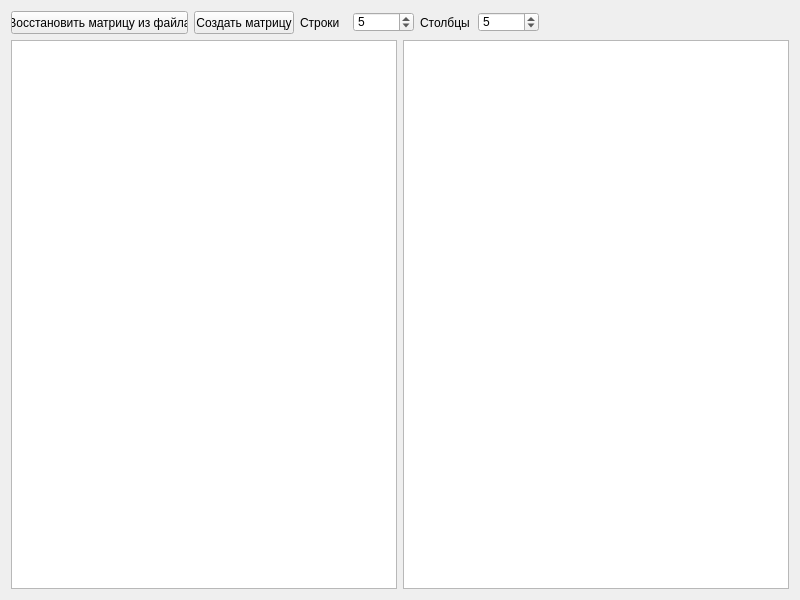
Qt form mainwindow.ui (MZKey/RandArray) before a commit.
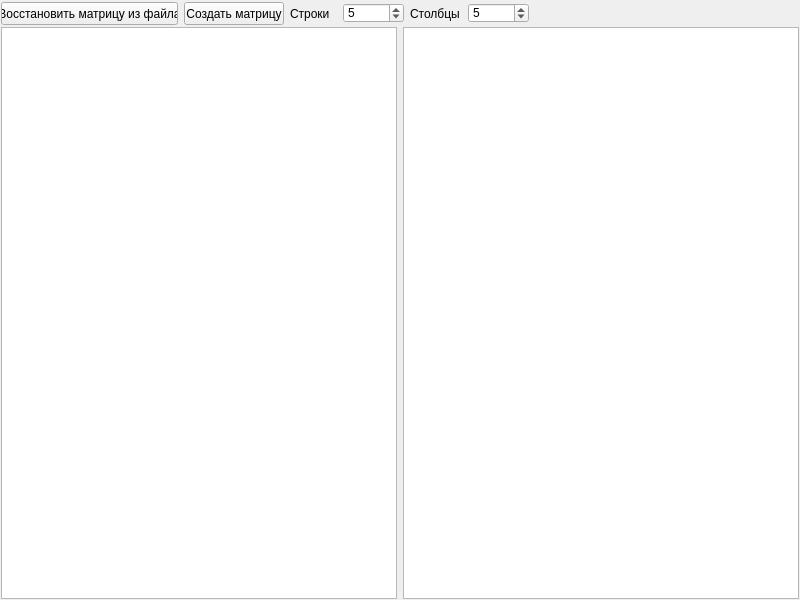
The same form after that commit.

Commit message: standart matrix 1.1

Diff of the .ui file:
```diff
--- a/mainwindow.ui
+++ b/mainwindow.ui
@@ -45,6 +45,21 @@
     </size>
    </property>
    <layout class="QVBoxLayout" name="verticalLayout">
+    <property name="spacing">
+     <number>2</number>
+    </property>
+    <property name="leftMargin">
+     <number>1</number>
+    </property>
+    <property name="topMargin">
+     <number>2</number>
+    </property>
+    <property name="rightMargin">
+     <number>1</number>
+    </property>
+    <property name="bottomMargin">
+     <number>1</number>
+    </property>
     <item>
      <layout class="QHBoxLayout" name="horizontalLayout_2">
       <item>
```
The commit also changes 1 other file.
